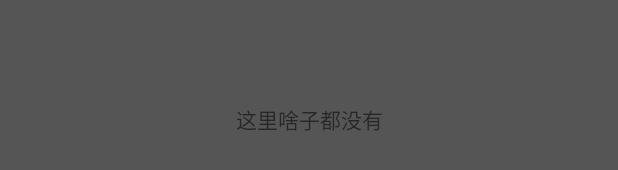
After one commit to thiagooo0/KswNote, an Android app: the layout item_empty.xml on its own in the app's theme, with its tools: preview values and no code run, on a phone screen of 412 x 824 dp. The commit adds this screen. Shown: the part 499-669 px from the top of the screen. Run offline under Robolectric (Android 15) with nearby library versions, the phone set to English and light mode, and no system bars.

Commit message:
增加了列表为空的状态

```diff
--- a/app/src/main/java/com/ksw/kswnote/mrecyclerview/SimpleAdapter.java
+++ b/app/src/main/java/com/ksw/kswnote/mrecyclerview/BaseAdapter.java
@@ -14,7 +14,7 @@ import java.util.List;
  * Created by KwokSiuWang on 2017/9/24.
  */
 
-public class SimpleAdapter<T> extends XRecyclerView.Adapter<BaseViewHolder> {
+public class BaseAdapter<T> extends XRecyclerView.Adapter<BaseViewHolder> {
     /**
      * 数据源
      */
@@ -30,7 +30,7 @@ public class SimpleAdapter<T> extends XRecyclerView.Adapter<BaseViewHolder> {
      */
     private int brId;
 
-    public SimpleAdapter(List<T> mData, int layoutId, int brId) {
+    public BaseAdapter(List<T> mData, int layoutId, int brId) {
         this.mData = mData;
         this.layoutId = layoutId;
         this.brId = brId;
--- /dev/null
+++ b/app/src/main/res/layout/item_empty.xml
@@ -0,0 +1,20 @@
+<?xml version="1.0" encoding="utf-8"?>
+<layout xmlns:android="http://schemas.android.com/apk/res/android"
+    xmlns:app="http://schemas.android.com/apk/res-auto">
+
+    <android.support.constraint.ConstraintLayout
+        android:layout_width="match_parent"
+        android:layout_height="match_parent"
+        android:background="#555">
+
+        <TextView
+            android:layout_width="wrap_content"
+            android:layout_height="wrap_content"
+            android:text="这里啥子都没有"
+            app:layout_constraintBottom_toBottomOf="parent"
+            app:layout_constraintLeft_toLeftOf="parent"
+            app:layout_constraintRight_toRightOf="parent"
+            app:layout_constraintTop_toTopOf="parent" />
+    </android.support.constraint.ConstraintLayout>
+
+</layout>
```
Also changed, not shown: app/src/main/java/com/ksw/kswnote/mainpage/MainActivity.java (+5 -4 lines), app/src/main/res/layout/layout_main_page.xml (+11 -0 lines).
